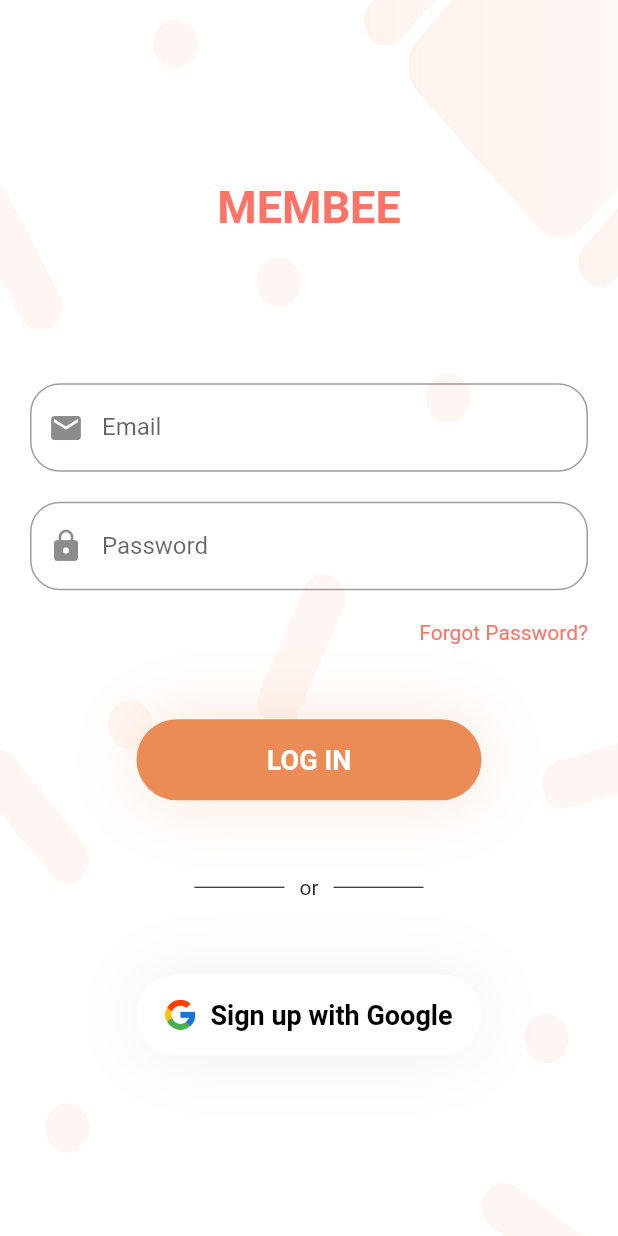
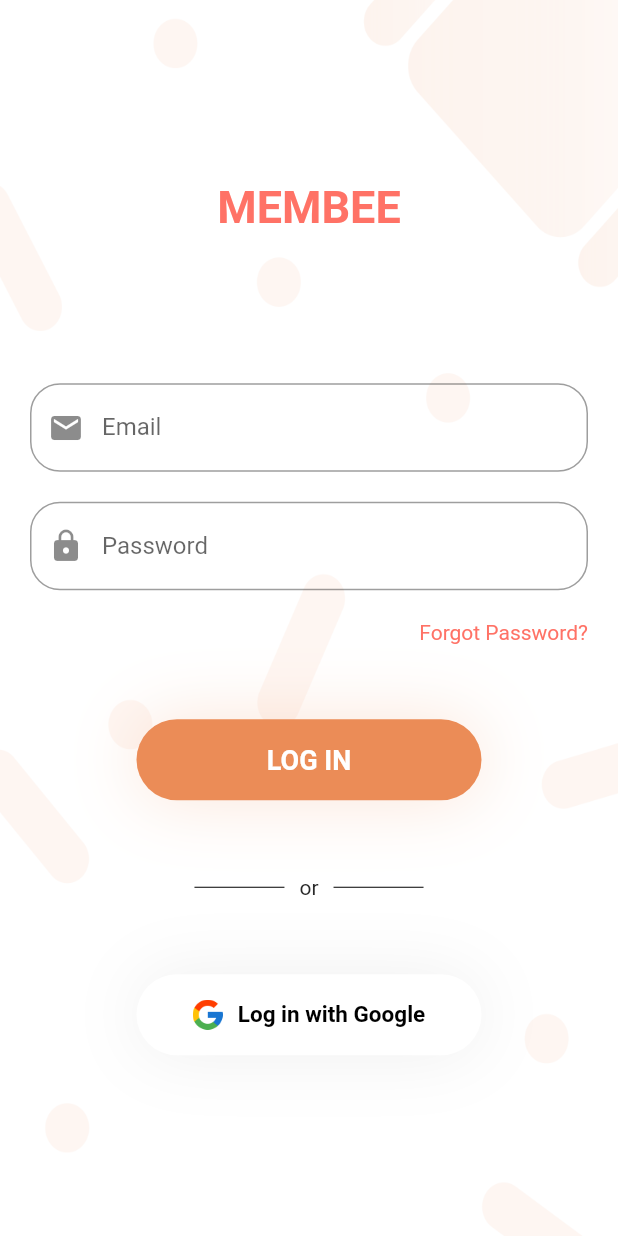
Before and after one commit to IvanTanaka/Flutter-Mobile-Booking_System, a Flutter app: the screen it shows after launch, on a phone screen of 412 x 824 dp. Run offline on Flutter 3.47's test engine with Material 2 defaults, Android fonts, the phone set to English and light mode, and no system bars; our stand-ins replace connectivity, dio, flutter_datetime_picker, flutter_masked_text, flutter_money_formatter, font_awesome_flutter and 4 more; missing offline and left inert: catcher, clipboard_manager, extended_text; network calls fail.

Commit message:
fix google button

```diff
--- a/lib/ui/views/registration/login_view.dart
+++ b/lib/ui/views/registration/login_view.dart
@@ -280,7 +280,8 @@ class _LoginViewState extends State<LoginView> {
               )
             ],
           ),
-          text: "Sign up with Google",
+          text: "Log in with Google",
+          txtFontSize: 15,
           onTap: () async {
             if (_formKey.currentState.validate()) {
               await viewModel.loginUser();
--- a/lib/ui/views/registration/register_view.dart
+++ b/lib/ui/views/registration/register_view.dart
@@ -283,6 +283,7 @@ class _RegisterViewState extends State<RegisterView> {
             ],
           ),
           text: "Sign up with Google",
+          txtFontSize: 15,
           onTap: () async {
             if (_formKey.currentState.validate()) {
               await viewModel.registerUser();
```
